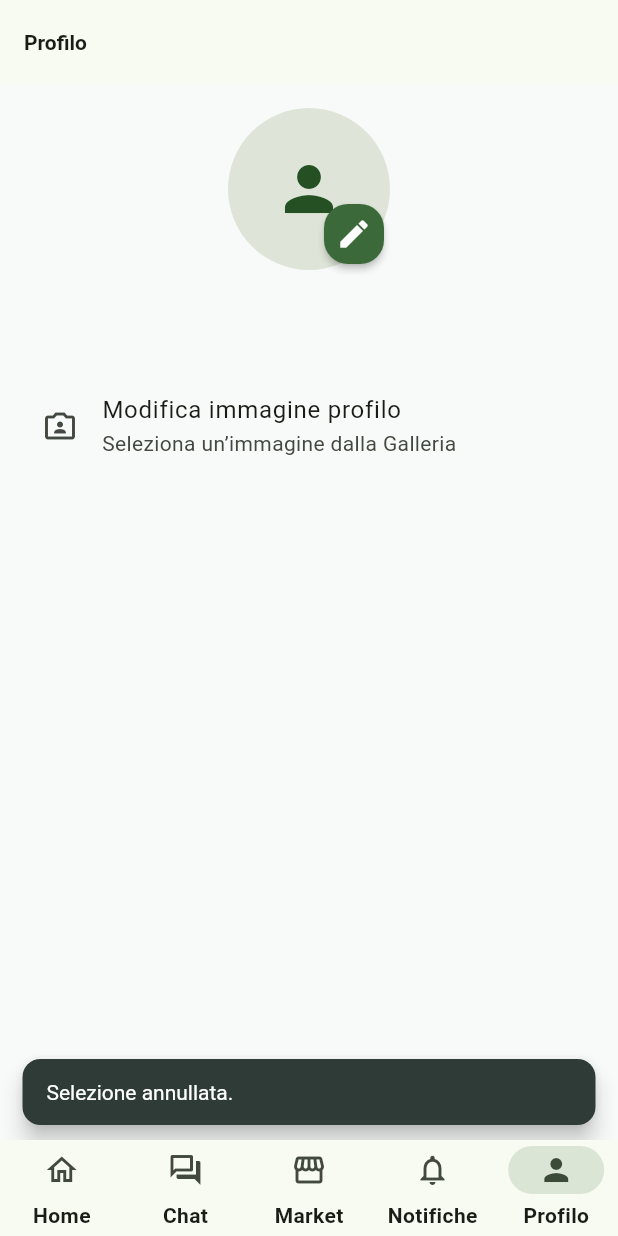
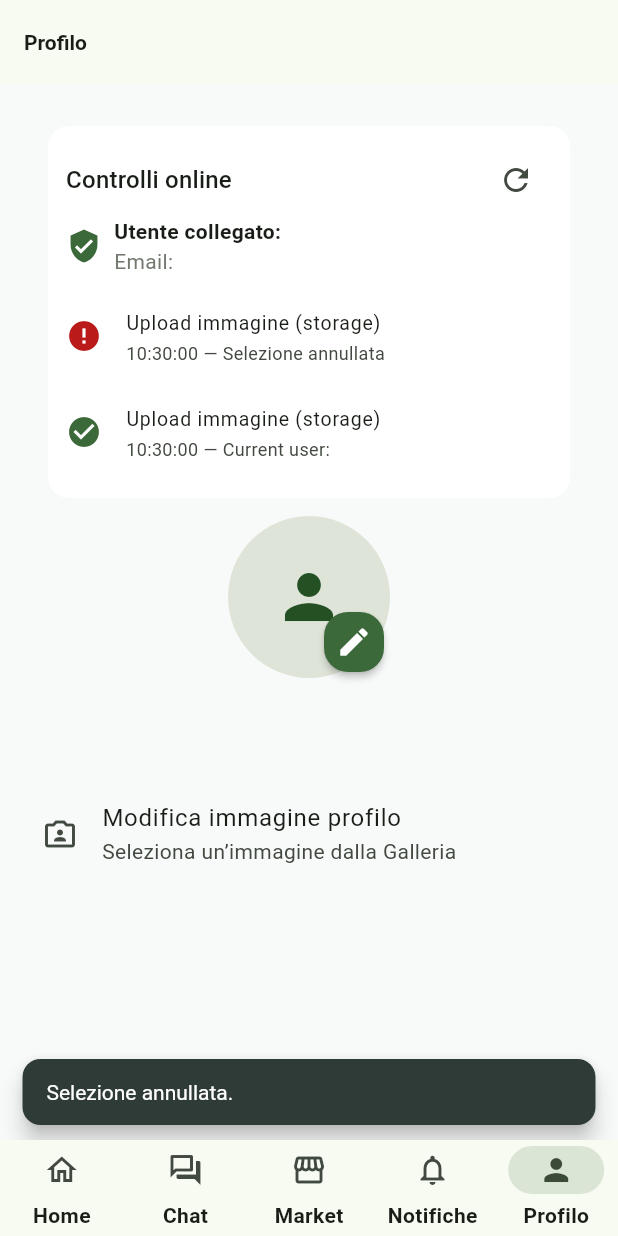
Before and after one commit to PAN-AWS/pan_app, a Flutter app: the screen it shows once a user with an empty profile is signed in, item 5 of the bottom bar chosen, after a tap on the "edit" icon, on a phone screen of 412 x 824 dp. Run offline on Flutter 3.47's test engine with Material 3 defaults, Android fonts, the phone set to English and light mode, and no system bars; our stand-ins replace cloud_firestore, firebase_auth, firebase_core, firebase_storage, google_sign_in, image_picker; missing offline and left inert: dart:html; accounts and stored records are empty.

Commit message:
Log storage bucket during avatar upload

```diff
--- a/lib/features/auth/auth_page.dart
+++ b/lib/features/auth/auth_page.dart
@@ -1,6 +1,7 @@
 import 'package:firebase_auth/firebase_auth.dart';
 import 'package:flutter/material.dart';
 import 'package:pan_app/services/auth/google_auth.dart';
+import 'package:pan_app/utils/sync_status.dart';
 
 class AuthPage extends StatefulWidget {
   const AuthPage({super.key});
@@ -27,11 +28,30 @@ class _AuthPageState extends State<AuthPage> with SingleTickerProviderStateMixin
   Future<void> _signInWithGoogle() async {
     try {
       await googleSignIn();
+      final uid = FirebaseAuth.instance.currentUser?.uid ?? 'sconosciuto';
+      SyncStatusController.instance.add(
+        title: 'Login Google',
+        message: 'Current user: $uid',
+        success: true,
+        category: 'auth',
+      );
       // Niente navigate: app.dart ascolta authStateChanges() e ricarica la UI.
     } on FirebaseAuthException catch (e) {
       _showError(e.message ?? 'Errore di autenticazione Google.');
+      SyncStatusController.instance.add(
+        title: 'Login Google',
+        message: e.message ?? e.code,
+        success: false,
+        category: 'auth',
+      );
     } catch (e) {
       _showError(e.toString());
+      SyncStatusController.instance.add(
+        title: 'Login Google',
+        message: e.toString(),
+        success: false,
+        category: 'auth',
+      );
     }
   }
 
@@ -57,11 +77,18 @@ class _AuthPageState extends State<AuthPage> with SingleTickerProviderStateMixin
           ],
         ),
       ),
-      body: TabBarView(
-        controller: _tab,
+      body: Column(
         children: [
-          _EmailLogin(onError: _showError),
-          _EmailRegister(onError: _showError),
+          Expanded(
+            child: TabBarView(
+              controller: _tab,
+              children: [
+                _EmailLogin(onError: _showError),
+                _EmailRegister(onError: _showError),
+              ],
+            ),
+          ),
+          const SyncStatusPanel(title: 'Stato autenticazione'),
         ],
       ),
       bottomNavigationBar: SafeArea(
@@ -123,11 +150,30 @@ class _EmailLoginState extends State<_EmailLogin> {
         email: _email.text.trim(),
         password: _password.text.trim(),
       );
+      final uid = FirebaseAuth.instance.currentUser?.uid ?? 'sconosciuto';
+      SyncStatusController.instance.add(
+        title: 'Login email',
+        message: 'Current user: $uid',
+        success: true,
+        category: 'auth',
+      );
       // app.dart ascolta authStateChanges().
     } on FirebaseAuthException catch (e) {
       widget.onError(_mapAuthError(e));
+      SyncStatusController.instance.add(
+        title: 'Login email',
+        message: e.message ?? e.code,
+        success: false,
+        category: 'auth',
+      );
     } catch (e) {
       widget.onError(e.toString());
+      SyncStatusController.instance.add(
+        title: 'Login email',
+        message: e.toString(),
+        success: false,
+        category: 'auth',
+      );
     } finally {
       if (mounted) setState(() => _loading = false);
     }
@@ -145,10 +191,28 @@ class _EmailLoginState extends State<_EmailLogin> {
       ScaffoldMessenger.of(context).showSnackBar(
         const SnackBar(content: Text('Email inviata. Controlla la casella di posta.')),
       );
+      SyncStatusController.instance.add(
+        title: 'Reset password',
+        message: 'Email reset inviata a $email',
+        success: true,
+        category: 'auth',
+      );
     } on FirebaseAuthException catch (e) {
       widget.onError(_mapAuthError(e));
+      SyncStatusController.instance.add(
+        title: 'Reset password',
+        message: e.message ?? e.code,
+        success: false,
+        category: 'auth',
+      );
     } catch (e) {
       widget.onError(e.toString());
+      SyncStatusController.instance.add(
+        title: 'Reset password',
+        message: e.toString(),
+        success: false,
+        category: 'auth',
+      );
     }
   }
 
@@ -266,12 +330,31 @@ class _EmailRegisterState extends State<_EmailRegister> {
         const SnackBar(content: Text('Registrazione completata. Controlla l’email per la verifica.')),
       );
 
+      SyncStatusController.instance.add(
+        title: 'Registrazione',
+        message: 'Account creato per $email',
+        success: true,
+        category: 'auth',
+      );
+
       // Ritorna al tab "Accedi"
       DefaultTabController.of(context)?.animateTo(0);
     } on FirebaseAuthException catch (e) {
       widget.onError(_mapAuthError(e));
+      SyncStatusController.instance.add(
+        title: 'Registrazione',
+        message: e.message ?? e.code,
+        success: false,
+        category: 'auth',
+      );
     } catch (e) {
       widget.onError(e.toString());
+      SyncStatusController.instance.add(
+        title: 'Registrazione',
+        message: e.toString(),
+        success: false,
+        category: 'auth',
+      );
     } finally {
       if (mounted) setState(() => _loading = false);
     }
--- a/lib/features/profile/profile_page.dart
+++ b/lib/features/profile/profile_page.dart
@@ -1,11 +1,13 @@
 import 'dart:typed_data';
 import 'package:cloud_firestore/cloud_firestore.dart';
 import 'package:firebase_auth/firebase_auth.dart';
+import 'package:firebase_core/firebase_core.dart';
 import 'package:firebase_storage/firebase_storage.dart';
 import 'package:flutter/material.dart';
 import 'package:image_picker/image_picker.dart';
 
 import '../../app/widgets/app_nav_bar.dart';
+import '../../utils/sync_status.dart';
 
 class ProfilePage extends StatefulWidget {
   const ProfilePage({super.key});
@@ -24,12 +26,24 @@ class _ProfilePageState extends State<ProfilePage> {
     final user = _auth.currentUser;
     if (user == null) {
       _snack('Devi essere autenticato.');
+      SyncStatusController.instance.add(
+        title: 'Check login',
+        message: 'Current user: nessuno',
+        success: false,
+        category: 'auth',
+      );
       return;
     }
 
     try {
       setState(() => _busy = true);
       debugPrint('[PROFILE] start pick');
+      SyncStatusController.instance.add(
+        title: 'Upload immagine',
+        message: 'Current user: ${user.uid}',
+        success: true,
+        category: 'storage',
+      );
 
       // 1) Scegli immagine
       final XFile? picked = await _picker.pickImage(
@@ -42,9 +56,21 @@ class _ProfilePageState extends State<ProfilePage> {
       if (picked == null) {
         debugPrint('[PROFILE] pick cancelled');
         _snack('Selezione annullata.');
+        SyncStatusController.instance.add(
+          title: 'Upload immagine',
+          message: 'Selezione annullata',
+          success: false,
+          category: 'storage',
+        );
         return;
       }
       debugPrint('[PROFILE] picked: name=${picked.name}, bytes?');
+      SyncStatusController.instance.add(
+        title: 'Upload immagine',
+        message: 'File scelto: ${picked.name}',
+        success: true,
+        category: 'storage',
+      );
 
       // 2) Bytes + metadata
       final Uint8List bytes = await picked.readAsBytes();
@@ -54,12 +80,23 @@ class _ProfilePageState extends State<ProfilePage> {
       // immagini profilo manteniamo la versione pubblica così da essere
       // leggibile dal Marketplace e coerente con le regole di scrittura che
       // accettano solo il proprietario.
-      final storagePath = 'public_profiles/${user.uid}/avatar.jpg';
-      final ref = FirebaseStorage.instance.ref(storagePath);
+      final storage = FirebaseStorage.instance;
+      final ref = storage.ref().child('public_profiles').child(user.uid).child('avatar.jpg');
       final metadata = SettableMetadata(contentType: _inferContentType(picked.name));
+      final configuredBucket = Firebase.app().options.storageBucket;
+      debugPrint('[PROFILE] storage bucket configured=$configuredBucket ref.bucket=${ref.bucket}');
       debugPrint('[PROFILE] upload to ${ref.fullPath} contentType=${metadata.contentType} size=${bytes.lengthInBytes}');
+      SyncStatusController.instance.add(
+        title: 'Upload immagine',
+        message: 'Bucket ${ref.bucket} → ${ref.fullPath}',
+        success: true,
+        category: 'storage',
+      );
 
       // 3) Upload
+      try {
+        debugPrint('Upload avatar: inizio');
+        debugPrint('Upload avatar: bucket=${ref.bucket} path=${ref.fullPath}');
         final task = ref.putData(bytes, metadata);
 
         // opzionale: progress
@@ -68,12 +105,34 @@ class _ProfilePageState extends State<ProfilePage> {
           debugPrint('[PROFILE] upload state=${s.state} $pct%');
         });
 
-      await task.whenComplete(() => null);
-      debugPrint('[PROFILE] upload complete');
+        await task;
+        debugPrint('Upload avatar: COMPLETATO');
+        SyncStatusController.instance.add(
+          title: 'Upload immagine',
+          message: 'Upload completato',
+          success: true,
+          category: 'storage',
+        );
+      } on FirebaseException catch (e) {
+        debugPrint('ERRORE UPLOAD AVATAR: ${e.code} - ${e.message}');
+          SyncStatusController.instance.add(
+            title: 'Upload immagine',
+            message: 'Errore upload: ${e.code} (bucket ${ref.bucket})',
+            success: false,
+            category: 'storage',
+          );
+          rethrow;
+        }
 
       // 4) URL
       final url = await ref.getDownloadURL();
       debugPrint('[PROFILE] got URL: $url');
+      SyncStatusController.instance.add(
+        title: 'Upload immagine',
+        message: 'URL ottenuto',
+        success: true,
+        category: 'storage',
+      );
 
       // 5) Aggiorna Auth + Firestore
       await user.updatePhotoURL(url);
@@ -88,6 +147,12 @@ class _ProfilePageState extends State<ProfilePage> {
         }, SetOptions(merge: true)),
       ]);
       debugPrint('[PROFILE] auth+firestore (private+public) updated');
+      SyncStatusController.instance.add(
+        title: 'Upload immagine',
+        message: 'Profilo aggiornato online',
+        success: true,
+        category: 'storage',
+      );
 
       // 6) Refresh UI
       await user.reload();
@@ -97,12 +162,24 @@ class _ProfilePageState extends State<ProfilePage> {
     } on FirebaseException catch (e) {
       debugPrint('[PROFILE][FIREBASE-ERROR] code=${e.code} message=${e.message}');
       final hint = (e.code == 'permission-denied' || e.code == 'unauthorized')
-          ? 'Autorizzazione negata: verifica che le regole Firebase permettano a ${user.uid} di scrivere in "users/${user.uid}/profile".'
+          ? 'Autorizzazione negata: verifica che le regole Firebase permettano a ${user.uid} di scrivere in "public_profiles/${user.uid}".'
           : (e.message ?? e.code);
       _snack('Errore Firebase: $hint');
+      SyncStatusController.instance.add(
+        title: 'Upload immagine',
+        message: hint,
+        success: false,
+        category: 'storage',
+      );
     } catch (e) {
       debugPrint('[PROFILE][ERROR] $e');
       _snack('Errore: $e');
+      SyncStatusController.instance.add(
+        title: 'Upload immagine',
+        message: e.toString(),
+        success: false,
+        category: 'storage',
+      );
     } finally {
       if (mounted) setState(() => _busy = false);
     }
@@ -154,6 +231,7 @@ class _ProfilePageState extends State<ProfilePage> {
               body: ListView(
                 padding: const EdgeInsets.all(16),
                 children: [
+                  const SyncStatusPanel(title: 'Controlli online'),
                   Center(
                     child: Stack(
                       children: [
--- /dev/null
+++ b/lib/utils/sync_status.dart
@@ -0,0 +1,179 @@
+import 'package:firebase_auth/firebase_auth.dart';
+import 'package:flutter/foundation.dart';
+import 'package:flutter/material.dart';
+
+/// Raccoglie gli eventi di comunicazione online/offline per mostrarli in UI.
+class SyncStatusController {
+  SyncStatusController._();
+  static final SyncStatusController instance = SyncStatusController._();
+
+  final ValueNotifier<List<SyncStatusEntry>> _events =
+      ValueNotifier<List<SyncStatusEntry>>(<SyncStatusEntry>[]);
+
+  ValueListenable<List<SyncStatusEntry>> get events => _events;
+
+  /// Aggiunge una nuova riga di log nel quadro di controllo.
+  void add({
+    required String title,
+    required String message,
+    required bool success,
+    String category = 'generale',
+  }) {
+    final entry = SyncStatusEntry(
+      title: title,
+      message: message,
+      success: success,
+      timestamp: DateTime.now(),
+      category: category,
+    );
+    final current = _events.value;
+    final updated = <SyncStatusEntry>[entry, ...current];
+    // Limita il numero di voci per non gonfiare lo stato della UI.
+    _events.value = updated.take(10).toList();
+
+    final uid = FirebaseAuth.instance.currentUser?.uid ?? 'anon';
+    debugPrint('[SYNC][${success ? 'OK' : 'ERR'}][$category] ${entry.title} -> ${entry.message} (uid=$uid)');
+  }
+
+  void clear() {
+    _events.value = <SyncStatusEntry>[];
+  }
+}
+
+class SyncStatusEntry {
+  final String title;
+  final String message;
+  final bool success;
+  final DateTime timestamp;
+  final String category;
+
+  const SyncStatusEntry({
+    required this.title,
+    required this.message,
+    required this.success,
+    required this.timestamp,
+    required this.category,
+  });
+}
+
+/// Pannello riassuntivo da mostrare nelle schermate che fanno chiamate online.
+class SyncStatusPanel extends StatelessWidget {
+  final String title;
+  final EdgeInsetsGeometry margin;
+  const SyncStatusPanel({
+    super.key,
+    this.title = 'Quadro di controllo',
+    this.margin = const EdgeInsets.symmetric(horizontal: 16, vertical: 12),
+  });
+
+  @override
+  Widget build(BuildContext context) {
+    final cs = Theme.of(context).colorScheme;
+    return Card(
+      margin: margin,
+      child: Padding(
+        padding: const EdgeInsets.all(12),
+        child: Column(
+          crossAxisAlignment: CrossAxisAlignment.start,
+          mainAxisSize: MainAxisSize.min,
+          children: [
+            Row(
+              mainAxisAlignment: MainAxisAlignment.spaceBetween,
+              children: [
+                Text(title, style: Theme.of(context).textTheme.titleMedium),
+                IconButton(
+                  icon: const Icon(Icons.refresh),
+                  tooltip: 'Svuota log',
+                  onPressed: SyncStatusController.instance.clear,
+                ),
+              ],
+            ),
+            _AuthStatusRow(colorScheme: cs),
+            const SizedBox(height: 8),
+            ValueListenableBuilder<List<SyncStatusEntry>>(
+              valueListenable: SyncStatusController.instance.events,
+              builder: (context, events, _) {
+                if (events.isEmpty) {
+                  return Text(
+                    'Nessuna attività registrata. Le chiamate online mostreranno esiti e dettagli qui.',
+                    style: TextStyle(color: cs.outline),
+                  );
+                }
+                return Column(
+                  children: [
+                    for (final e in events)
+                      ListTile(
+                        dense: true,
+                        contentPadding: EdgeInsets.zero,
+                        leading: Icon(
+                          e.success ? Icons.check_circle : Icons.error,
+                          color: e.success ? cs.primary : cs.error,
+                        ),
+                        title: Text('${e.title} (${e.category})'),
+                        subtitle: Text(
+                          '${_formatTime(e.timestamp)} — ${e.message}',
+                          maxLines: 2,
+                          overflow: TextOverflow.ellipsis,
+                        ),
+                      ),
+                  ],
+                );
+              },
+            ),
+          ],
+        ),
+      ),
+    );
+  }
+
+  String _formatTime(DateTime ts) {
+    final hh = ts.hour.toString().padLeft(2, '0');
+    final mm = ts.minute.toString().padLeft(2, '0');
+    final ss = ts.second.toString().padLeft(2, '0');
+    return '$hh:$mm:$ss';
+  }
+}
+
+class _AuthStatusRow extends StatelessWidget {
+  final ColorScheme colorScheme;
+  const _AuthStatusRow({required this.colorScheme});
+
+  @override
+  Widget build(BuildContext context) {
+    return StreamBuilder<User?>(
+      stream: FirebaseAuth.instance.authStateChanges(),
+      builder: (context, snap) {
+        final user = snap.data;
+        final logged = user != null;
+        return Row(
+          children: [
+            Icon(
+              logged ? Icons.verified_user : Icons.no_accounts,
+              color: logged ? colorScheme.primary : colorScheme.error,
+            ),
+            const SizedBox(width: 8),
+            Expanded(
+              child: Column(
+                crossAxisAlignment: CrossAxisAlignment.start,
+                children: [
+                  Text(
+                    logged
+                        ? 'Utente collegato: ${user!.uid}'
+                        : 'Nessun utente autenticato',
+                    style: const TextStyle(fontWeight: FontWeight.w600),
+                  ),
+                  Text(
+                    logged
+                        ? 'Email: ${user.email ?? 'n/d'}'
+                        : 'Accedi per iniziare le comunicazioni sicure.',
+                    style: TextStyle(color: colorScheme.outline),
+                  ),
+                ],
+              ),
+            ),
+          ],
+        );
+      },
+    );
+  }
+}
```
Lines whose indentation alone changed are shown as unchanged.
